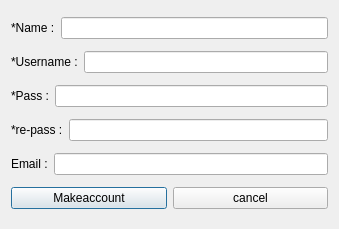
radical-p/HeyDay-IUT, file dialogformakeaccount.ui: the form before one commit.
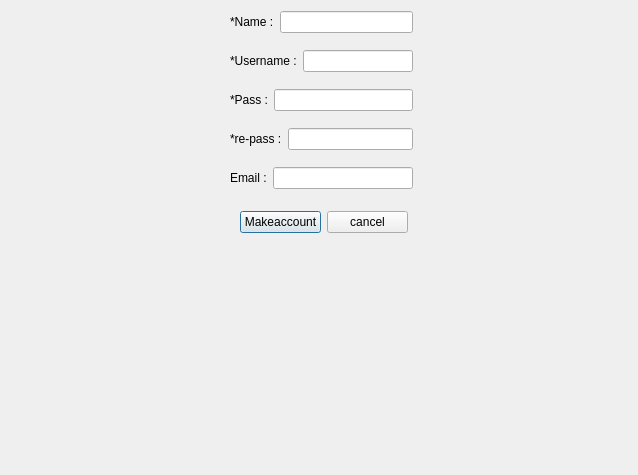
The form after the commit.

Diff of the .ui file:
```diff
--- a/dialogformakeaccount.ui
+++ b/dialogformakeaccount.ui
@@ -6,13 +6,22 @@
    <rect>
     <x>0</x>
     <y>0</y>
-    <width>339</width>
-    <height>229</height>
+    <width>638</width>
+    <height>475</height>
    </rect>
   </property>
   <property name="windowTitle">
    <string>Dialog</string>
   </property>
+  <widget class="QWidget" name="verticalLayoutWidget">
+   <property name="geometry">
+    <rect>
+     <x>230</x>
+     <y>0</y>
+     <width>183</width>
+     <height>201</height>
+    </rect>
+   </property>
   <layout class="QVBoxLayout" name="verticalLayout">
    <item>
     <layout class="QHBoxLayout" name="horizontalName">
@@ -84,7 +93,17 @@
      </item>
     </layout>
    </item>
-   <item>
+   </layout>
+  </widget>
+  <widget class="QWidget" name="">
+   <property name="geometry">
+    <rect>
+     <x>240</x>
+     <y>210</y>
+     <width>168</width>
+     <height>24</height>
+    </rect>
+   </property>
     <layout class="QHBoxLayout" name="horizontalLayoutBottom">
      <item>
       <widget class="QPushButton" name="makeaccPush">
@@ -101,8 +120,7 @@
       </widget>
      </item>
     </layout>
-   </item>
-  </layout>
+  </widget>
  </widget>
  <resources/>
  <connections/>
```
Lines whose indentation alone changed are shown as unchanged.
